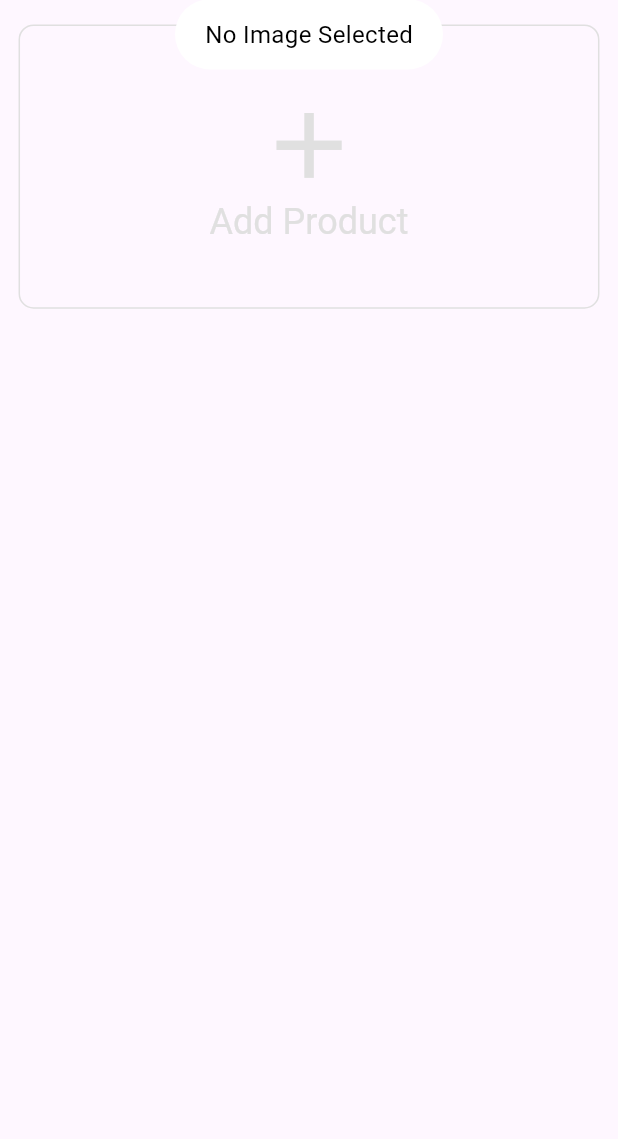
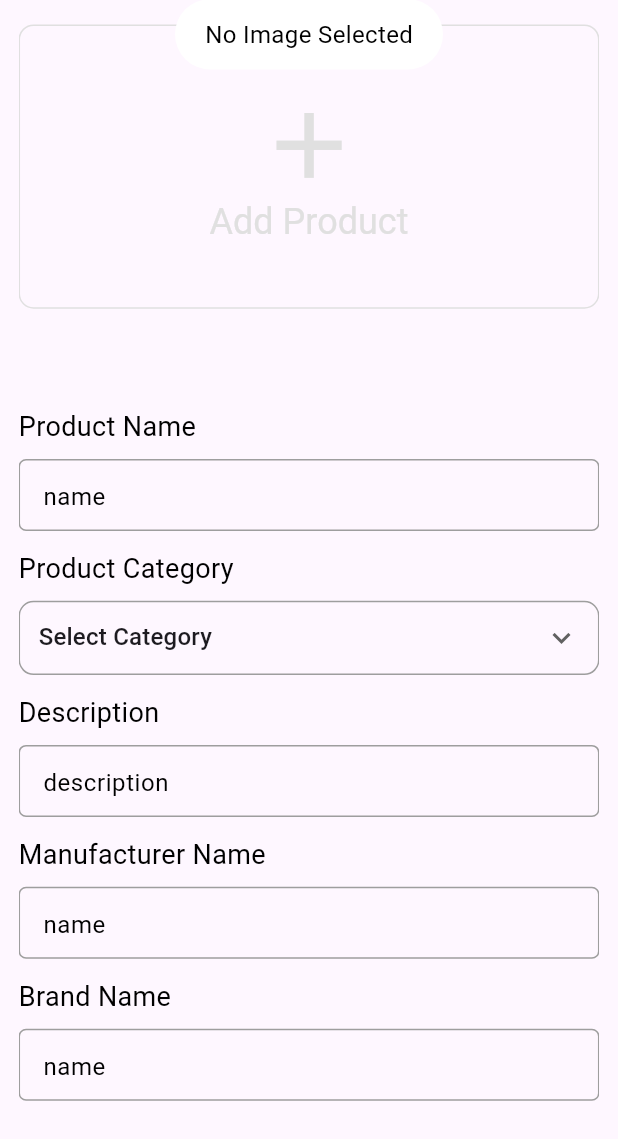
Before and after one commit to Eslamadelelkhouly/store, a Flutter app: the screen it shows after launch, after a tap on "Add Product", on a phone screen of 412 x 824 dp, the part 97-1236 px from its top. Run offline on Flutter 3.47's test engine with Material 3 defaults, Android fonts, the phone set to English and light mode, and no system bars; our stand-ins replace carousel_slider, cloud_firestore, connectivity_plus, curved_navigation_bar, firebase_auth, firebase_core and 5 more; accounts and stored records are empty.

Commit message:
add text fields in product screen

```diff
--- a/lib/view/seller/add_product_screen/add_products_screen.dart
+++ b/lib/view/seller/add_product_screen/add_products_screen.dart
@@ -3,9 +3,12 @@ import 'dart:io';
 import 'package:carousel_slider/carousel_slider.dart';
 import 'package:flutter/material.dart';
 import 'package:provider/provider.dart';
+import 'package:store/constant/common_functions.dart';
+import 'package:store/constant/constants.dart';
 import 'package:store/controller/provider/product_provider/product_provider.dart';
-import 'package:store/main.dart';
+import 'package:store/controller/provider/product_provider/product_provider.dart';
 import 'package:store/utils/colors.dart';
+import 'package:store/view/seller/add_product_screen/widgets/add_product_detials_textfield.dart';
 
 class AddProductsScreen extends StatefulWidget {
   const AddProductsScreen({super.key});
@@ -15,6 +18,28 @@ class AddProductsScreen extends StatefulWidget {
 }
 
 class _AddProductsScreenState extends State<AddProductsScreen> {
+  TextEditingController productNameController = TextEditingController();
+  TextEditingController productCategoryController = TextEditingController();
+  TextEditingController productDescriptionController = TextEditingController();
+  TextEditingController productBrandNameController = TextEditingController();
+  TextEditingController productManufacturerNameController =
+      TextEditingController();
+  TextEditingController productCountryOfOriginController =
+      TextEditingController();
+  TextEditingController productspecificationsController =
+      TextEditingController();
+  TextEditingController productPriceController = TextEditingController();
+  TextEditingController productDiscountedPriceController =
+      TextEditingController();
+  TextEditingController productProductIDController = TextEditingController();
+  TextEditingController productProductSellerIDController =
+      TextEditingController();
+  TextEditingController productInStockController = TextEditingController();
+  TextEditingController productDiscountPercentageController =
+      TextEditingController();
+  TextEditingController productUploadedAtController = TextEditingController();
+  String dropDownValue = 'Select Category';
+
   @override
   Widget build(BuildContext context) {
     final double width = MediaQuery.of(context).size.width;
@@ -78,9 +103,12 @@ class _AddProductsScreenState extends State<AddProductsScreen> {
             vertical: height * 0.02,
           ),
           width: width,
+          child: SingleChildScrollView(
             child: Column(
               children: [
-              Builder(
+                Consumer<SellerProductProvider>(
+                  builder: (context, provider, child) {
+                    return Builder(
                       builder: (context) {
                         if (context
                             .read<SellerProductProvider>()
@@ -90,7 +118,8 @@ class _AddProductsScreenState extends State<AddProductsScreen> {
                             onTap: () {
                               context
                                   .read<SellerProductProvider>()
-                            .fetchProductImagesFromGallery(context: context);
+                                  .fetchProductImagesFromGallery(
+                                      context: context);
                             },
                             child: Container(
                               height: height * 0.23,
@@ -118,8 +147,9 @@ class _AddProductsScreenState extends State<AddProductsScreen> {
                             ),
                           );
                         } else {
-                    List<File> images =
-                        context.read<SellerProductProvider>().productImages;
+                          List<File> images = context
+                              .read<SellerProductProvider>()
+                              .productImages;
                           return CarouselSlider(
                             options: CarouselOptions(
                               height: height * 0.23,
@@ -153,11 +183,121 @@ class _AddProductsScreenState extends State<AddProductsScreen> {
                         //   ),
                         // );
                       },
+                    );
+                  },
                 ),
+                CommonFunctions.blankSpace(height * 0.08, width),
+                ProductDetails(height, textTheme, width),
               ],
+            ),
           ),
         ),
       ),
     );
   }
+
+  Column ProductDetails(double height, TextTheme textThemem, double width) {
+    return Column(
+      children: [
+        AddProductDetialsCommonTextfield(
+          textController: productBrandNameController,
+          title: 'Product Name',
+          hintText: 'name',
+        ),
+        CommonFunctions.blankSpace(height * 0.015, 0),
+        ProductCategoryDropDown(height, textThemem, width),
+        CommonFunctions.blankSpace(height * 0.015, 0),
+        AddProductDetialsCommonTextfield(
+          title: 'Description',
+          hintText: 'description',
+          textController: productDescriptionController,
+        ),
+        CommonFunctions.blankSpace(height * 0.015, 0),
+        AddProductDetialsCommonTextfield(
+          title: 'Manufacturer Name',
+          hintText: 'name',
+          textController: productManufacturerNameController,
+        ),
+        CommonFunctions.blankSpace(height * 0.015, 0),
+        AddProductDetialsCommonTextfield(
+          title: 'Brand Name',
+          hintText: 'name',
+          textController: productBrandNameController,
+        ),
+        CommonFunctions.blankSpace(height * 0.015, 0),
+        AddProductDetialsCommonTextfield(
+          title: 'Country of Origin',
+          hintText: '',
+          textController: productCountryOfOriginController,
+        ),
+        CommonFunctions.blankSpace(height * 0.015, 0),
+        AddProductDetialsCommonTextfield(
+          title: 'Product Specification',
+          hintText: 'specification',
+          textController: productspecificationsController,
+        ),
+        CommonFunctions.blankSpace(height * 0.015, 0),
+        AddProductDetialsCommonTextfield(
+          title: 'Product Price',
+          hintText: 'price',
+          textController: productPriceController,
+          textInputType: TextInputType.number,
+        ),
+        CommonFunctions.blankSpace(height * 0.015, 0),
+        AddProductDetialsCommonTextfield(
+          title: 'Discounted Product Price',
+          hintText: 'Discounted price',
+          textController: productDiscountPercentageController,
+          textInputType: TextInputType.number,
+        ),
+      ],
+    );
   }
+
+  Column ProductCategoryDropDown(
+      double height, TextTheme textTheme, double width) {
+    return Column(
+      crossAxisAlignment: CrossAxisAlignment.start,
+      children: [
+        Text(
+          'Product Category',
+          style: textTheme.bodyMedium,
+        ),
+        CommonFunctions.blankSpace(height * 0.01, width),
+        Container(
+          height: height * 0.06,
+          padding: EdgeInsets.symmetric(
+            horizontal: width * 0.03,
+          ),
+          decoration: BoxDecoration(
+            borderRadius: BorderRadius.circular(10),
+            border: Border.all(
+              color: grey,
+            ),
+          ),
+          child: DropdownButton(
+            value: dropDownValue,
+            underline: const SizedBox(),
+            isExpanded: true,
+            icon: const Icon(Icons.keyboard_arrow_down),
+            items: productCategories.map(
+              (String items) {
+                return DropdownMenuItem(
+                  value: items,
+                  child: Text(items),
+                );
+              },
+            ).toList(),
+            onChanged: (String? newValue) {
+              if (newValue != null) {
+                setState(() {
+                  dropDownValue = newValue;
+                });
+              }
+            },
+          ),
+        ),
+      ],
+    );
+  }
+}
--- /dev/null
+++ b/lib/view/seller/add_product_screen/widgets/add_product_detials_textfield.dart
@@ -0,0 +1,66 @@
+import 'package:flutter/material.dart';
+import 'package:store/constant/common_functions.dart';
+import 'package:store/utils/colors.dart';
+
+class AddProductDetialsCommonTextfield extends StatelessWidget {
+  AddProductDetialsCommonTextfield({
+    super.key,
+    required this.textController,
+    required this.title,
+    required this.hintText,
+    this.textInputType,
+  });
+
+  final TextEditingController textController;
+  final String title;
+  final String hintText;
+  TextInputType? textInputType;
+  @override
+  Widget build(BuildContext context) {
+    final double width = MediaQuery.of(context).size.width;
+    final double height = MediaQuery.of(context).size.height;
+    final textTheme = Theme.of(context).textTheme;
+    return Column(
+      crossAxisAlignment: CrossAxisAlignment.start,
+      children: [
+        Text(title, style: textTheme.bodyMedium),
+        CommonFunctions.blankSpace(height * 0.01, 0),
+        TextField(
+          controller: textController,
+          decoration: InputDecoration(
+            contentPadding: EdgeInsets.symmetric(
+              vertical: 0,
+              horizontal: width * 0.03,
+            ),
+            hintText: hintText,
+            hintStyle: textTheme.bodySmall,
+            border: OutlineInputBorder(
+              borderRadius: BorderRadius.circular(5),
+              borderSide: BorderSide(
+                color: grey,
+              ),
+            ),
+            focusedBorder: OutlineInputBorder(
+              borderRadius: BorderRadius.circular(5),
+              borderSide: const BorderSide(
+                color: secondaryColor,
+              ),
+            ),
+            disabledBorder: OutlineInputBorder(
+              borderRadius: BorderRadius.circular(5),
+              borderSide: BorderSide(
+                color: grey,
+              ),
+            ),
+            enabledBorder: OutlineInputBorder(
+              borderRadius: BorderRadius.circular(5),
+              borderSide: BorderSide(
+                color: grey,
+              ),
+            ),
+          ),
+        ),
+      ],
+    );
+  }
+}
```
Lines whose indentation alone changed are shown as unchanged.
